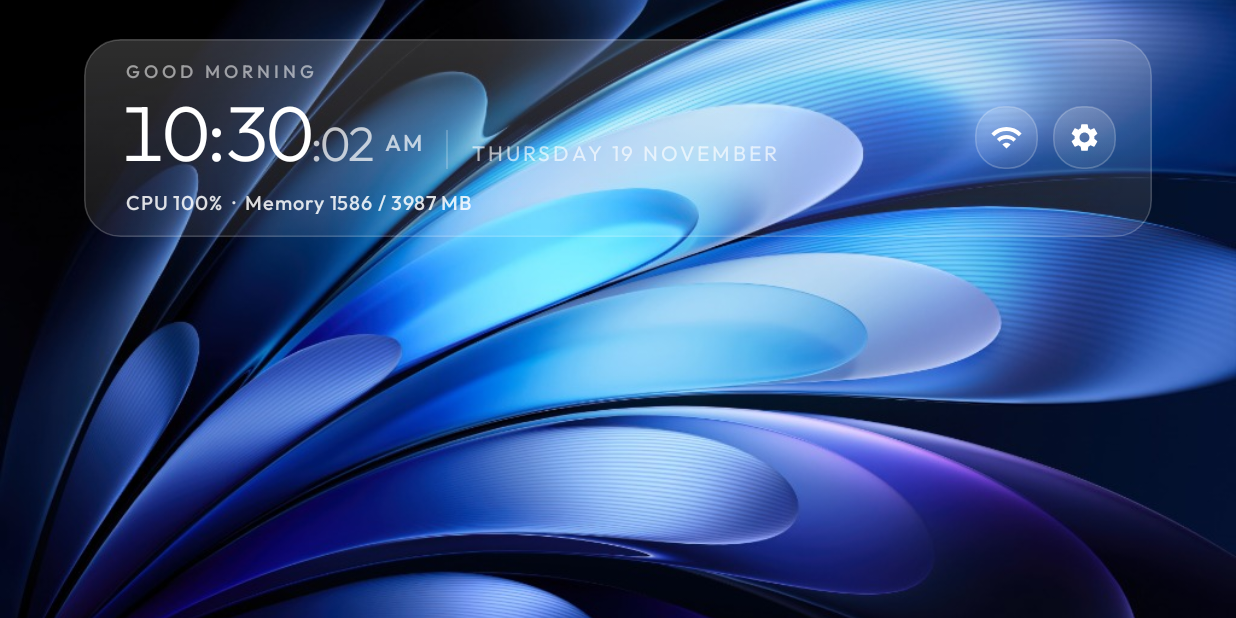
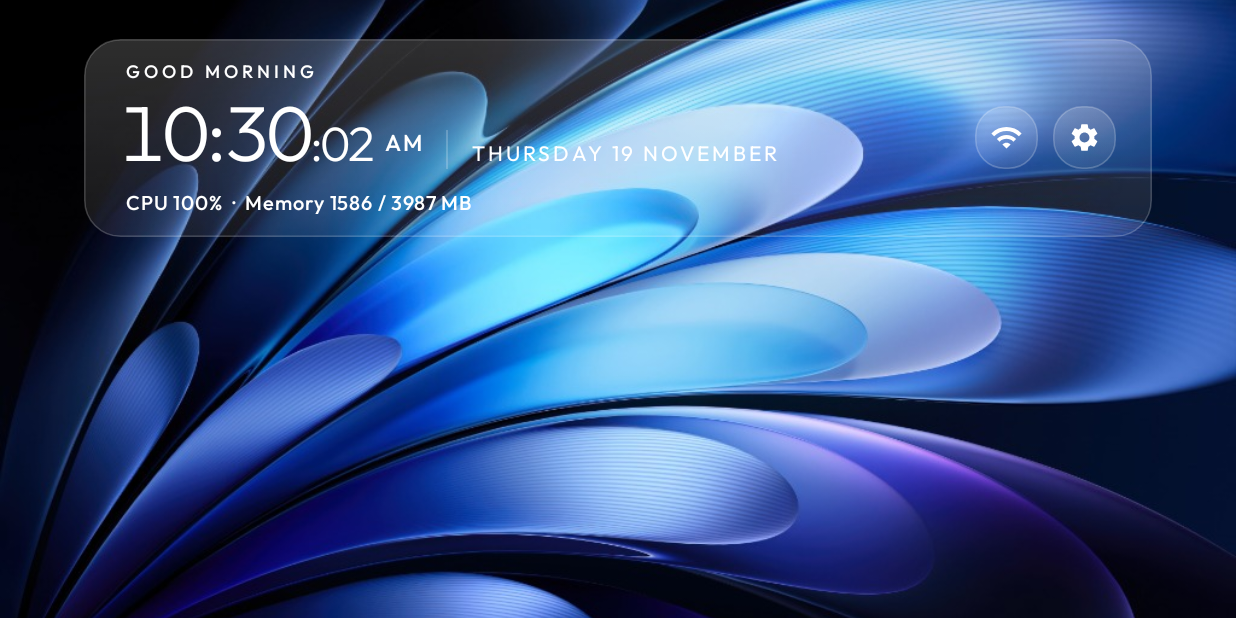
Before and after one commit to emmanuel11003/VYNTRA-TV-launcher, an Android app: the MainActivity screen opened directly, with no data from a screen before it, on a phone screen of 824 x 412 dp (held sideways). Run offline under Robolectric (Android 15) with nearby library versions, the phone set to English and light mode, and no system bars.

Commit message:
style: set top time dock letters and numbers to 100% opacity

```diff
--- a/app/src/main/java/com/emmanuel/tvhome/LiveClockView.java
+++ b/app/src/main/java/com/emmanuel/tvhome/LiveClockView.java
@@ -4,7 +4,6 @@ import android.content.BroadcastReceiver;
 import android.content.Context;
 import android.content.Intent;
 import android.content.IntentFilter;
-import android.graphics.Color;
 import android.hardware.display.DisplayManager;
 import android.os.Handler;
 import android.os.Looper;
@@ -12,7 +11,6 @@ import android.text.SpannableString;
 import android.text.SpannableStringBuilder;
 import android.text.Spanned;
 import android.text.format.DateFormat;
-import android.text.style.ForegroundColorSpan;
 import android.text.style.RelativeSizeSpan;
 import android.util.AttributeSet;
 import android.view.Display;
@@ -76,8 +74,6 @@ public class LiveClockView extends TextView {
 
     private final SpannableStringBuilder spanBuilder = new SpannableStringBuilder();
     private final RelativeSizeSpan sizeSpan = new RelativeSizeSpan(0.62f);
-    private ForegroundColorSpan colorSpan;
-    private int cachedColor;
     private final Calendar calendar = Calendar.getInstance();
     private final Handler handler = new Handler(Looper.getMainLooper());
 
@@ -326,17 +322,7 @@ public class LiveClockView extends TextView {
         spanBuilder.append((char) ('0' + (sec % 10)));
         int secEnd = spanBuilder.length();
 
-        // 72% opacity matching secondary am/pm styling
-        if (colorSpan == null || cachedColor != textColor) {
-            cachedColor = textColor;
-            int alpha = Color.alpha(textColor);
-            int subAlpha = Math.round(alpha * 0.72f);
-            int subColor = Color.argb(subAlpha, Color.red(textColor), Color.green(textColor), Color.blue(textColor));
-            colorSpan = new ForegroundColorSpan(subColor);
-        }
-
         spanBuilder.setSpan(sizeSpan, secStart, secEnd, Spanned.SPAN_EXCLUSIVE_EXCLUSIVE);
-        spanBuilder.setSpan(colorSpan, secStart, secEnd, Spanned.SPAN_EXCLUSIVE_EXCLUSIVE);
 
         setText(spanBuilder, BufferType.SPANNABLE);
     }
--- a/app/src/main/res/layout/activity_main.xml
+++ b/app/src/main/res/layout/activity_main.xml
@@ -198,7 +198,7 @@
                     android:singleLine="true"
                     android:ellipsize="end"
                     android:layout_marginStart="4dp"
-                    android:textColor="#8CFFFFFF"
+                    android:textColor="#FFFFFFFF"
                     android:textSize="12sp"
                     android:fontFamily="@string/font_medium"
                     android:letterSpacing="0.22"
@@ -229,7 +229,7 @@
                         android:layout_marginBottom="8dp"
                         android:format12Hour="a"
                         android:format24Hour=""
-                        android:textColor="#B3FFFFFF"
+                        android:textColor="#FFFFFFFF"
                         android:textSize="15sp"
                         android:fontFamily="@string/font_medium"
                         android:letterSpacing="0.08"
@@ -261,7 +261,7 @@
                             android:layout_height="wrap_content"
                             android:singleLine="true"
                             android:ellipsize="end"
-                            android:textColor="#E6FFFFFF"
+                            android:textColor="#FFFFFFFF"
                             android:textSize="17sp"
                             android:fontFamily="@string/font_regular"
                             android:letterSpacing="0.02"
@@ -279,7 +279,7 @@
                             android:ellipsize="end"
                             android:format12Hour="@string/date_format_home"
                             android:format24Hour="@string/date_format_home"
-                            android:textColor="#A6FFFFFF"
+                            android:textColor="#FFFFFFFF"
                             android:textSize="14sp"
                             android:fontFamily="@string/font_regular"
                             android:letterSpacing="0.14"
@@ -294,7 +294,7 @@
                             android:layout_marginTop="4dp"
                             android:singleLine="true"
                             android:ellipsize="end"
-                            android:textColor="#80FFFFFF"
+                            android:textColor="#FFFFFFFF"
                             android:textSize="14sp"
                             android:fontFamily="@string/font_regular"
                             android:letterSpacing="0.14"
@@ -313,7 +313,7 @@
                     android:gravity="left"
                     android:singleLine="true"
                     android:ellipsize="end"
-                    android:textColor="#D9FFFFFF"
+                    android:textColor="#FFFFFFFF"
                     android:textSize="13sp"
                     android:fontFamily="@string/font_medium"
                     android:letterSpacing="0.04"
```
